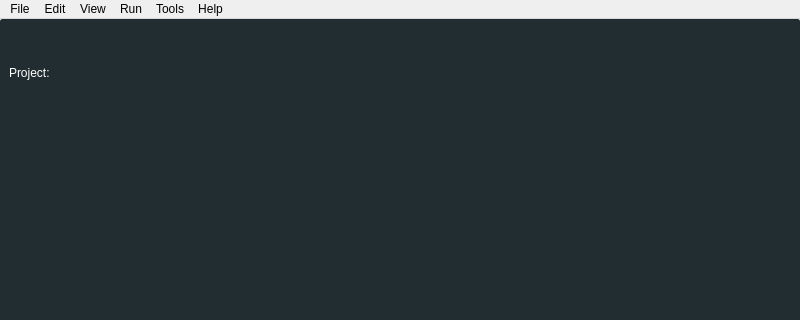
The window that ui_files/nebula.ui (atillaozbiyik/nebula) describes before a commit, drawn with Qt 5; both pictures show x 0 to 800 and y 0 to 320 of the 800 by 600 pixel window.
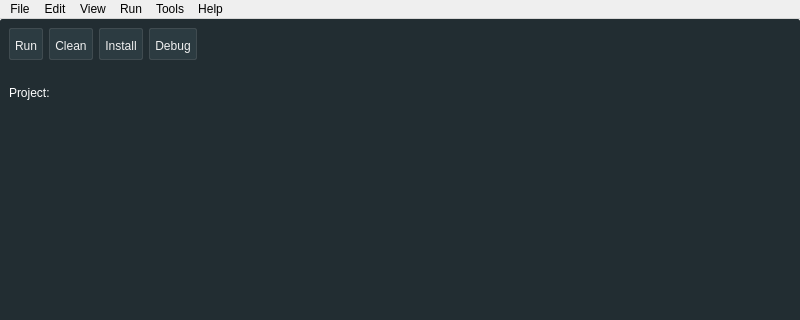
The same window after the commit. Icons and pictures are not drawn.

Patch:
```diff
--- a/ui_files/nebula.ui
+++ b/ui_files/nebula.ui
@@ -89,18 +89,179 @@
       <property name="minimumSize">
        <size>
         <width>0</width>
-        <height>30</height>
+        <height>50</height>
        </size>
       </property>
       <property name="maximumSize">
        <size>
         <width>16777215</width>
-        <height>30</height>
+        <height>50</height>
        </size>
       </property>
+      <property name="styleSheet">
+       <string notr="true">QPushButton:hover{
+       color:rgb(224,224,224);
+		background:rgb(24,39,45);
+}
+QPushButton {
+        border:1px solid rgb(64,75,80);
+        border-radius: 2px;
+        padding: 5px 5px 2px 5px;
+        background:rgb(44,59,65);
+        color: rgb(240,240,240);
+        height: 30px;
+}
+QPushButton:pressed {
+        background: rgb();
+        padding-top: 2px;
+        padding-left: 4px;
+}
+QPushButton:pressed {
+        background: rgb();
+        padding-top: 2px;
+        padding-left: 4px;
+}
+QPushButton:disabled{
+        background: rgb(34,45,50);
+        padding-top: 2px;
+        padding-left: 4px;
+		color: rgb(100,100,100);
+}</string>
+      </property>
       <property name="title">
        <string/>
       </property>
+      <layout class="QHBoxLayout" name="horizontalLayout">
+       <item>
+        <widget class="QPushButton" name="pushButton">
+         <property name="sizePolicy">
+          <sizepolicy hsizetype="Minimum" vsizetype="Preferred">
+           <horstretch>0</horstretch>
+           <verstretch>0</verstretch>
+          </sizepolicy>
+         </property>
+         <property name="maximumSize">
+          <size>
+           <width>100</width>
+           <height>16777215</height>
+          </size>
+         </property>
+         <property name="text">
+          <string>Run</string>
+         </property>
+         <property name="icon">
+          <iconset resource="rsrcs.qrc">
+           <normaloff>:/images/resources/run.png</normaloff>:/images/resources/run.png</iconset>
+         </property>
+         <property name="iconSize">
+          <size>
+           <width>32</width>
+           <height>32</height>
+          </size>
+         </property>
+        </widget>
+       </item>
+       <item>
+        <widget class="QPushButton" name="pushButton_2">
+         <property name="sizePolicy">
+          <sizepolicy hsizetype="Minimum" vsizetype="Preferred">
+           <horstretch>0</horstretch>
+           <verstretch>0</verstretch>
+          </sizepolicy>
+         </property>
+         <property name="maximumSize">
+          <size>
+           <width>100</width>
+           <height>16777215</height>
+          </size>
+         </property>
+         <property name="text">
+          <string>Clean</string>
+         </property>
+         <property name="icon">
+          <iconset resource="rsrcs.qrc">
+           <normaloff>:/images/resources/clean.png</normaloff>:/images/resources/clean.png</iconset>
+         </property>
+         <property name="iconSize">
+          <size>
+           <width>32</width>
+           <height>32</height>
+          </size>
+         </property>
+        </widget>
+       </item>
+       <item>
+        <widget class="QPushButton" name="pushButton_4">
+         <property name="sizePolicy">
+          <sizepolicy hsizetype="Minimum" vsizetype="Preferred">
+           <horstretch>0</horstretch>
+           <verstretch>0</verstretch>
+          </sizepolicy>
+         </property>
+         <property name="maximumSize">
+          <size>
+           <width>100</width>
+           <height>16777215</height>
+          </size>
+         </property>
+         <property name="text">
+          <string>Install</string>
+         </property>
+         <property name="icon">
+          <iconset resource="rsrcs.qrc">
+           <normaloff>:/images/resources/install.png</normaloff>:/images/resources/install.png</iconset>
+         </property>
+         <property name="iconSize">
+          <size>
+           <width>32</width>
+           <height>32</height>
+          </size>
+         </property>
+        </widget>
+       </item>
+       <item>
+        <widget class="QPushButton" name="pushButton_3">
+         <property name="sizePolicy">
+          <sizepolicy hsizetype="Minimum" vsizetype="Preferred">
+           <horstretch>0</horstretch>
+           <verstretch>0</verstretch>
+          </sizepolicy>
+         </property>
+         <property name="maximumSize">
+          <size>
+           <width>100</width>
+           <height>16777215</height>
+          </size>
+         </property>
+         <property name="text">
+          <string>Debug</string>
+         </property>
+         <property name="icon">
+          <iconset resource="rsrcs.qrc">
+           <normaloff>:/images/resources/debug.png</normaloff>:/images/resources/debug.png</iconset>
+         </property>
+         <property name="iconSize">
+          <size>
+           <width>32</width>
+           <height>32</height>
+          </size>
+         </property>
+        </widget>
+       </item>
+       <item>
+        <spacer name="horizontalSpacer">
+         <property name="orientation">
+          <enum>Qt::Horizontal</enum>
+         </property>
+         <property name="sizeHint" stdset="0">
+          <size>
+           <width>40</width>
+           <height>20</height>
+          </size>
+         </property>
+        </spacer>
+       </item>
+      </layout>
      </widget>
     </item>
     <item row="1" column="2">
```
Left out of the diff: 4 changed lines with no effect on the pictures.
